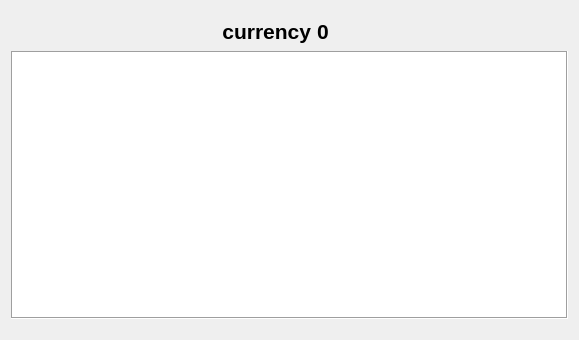
Qt form widget.ui (SnipeStudio/SnipeStudio_Budjet_manager) before a commit.
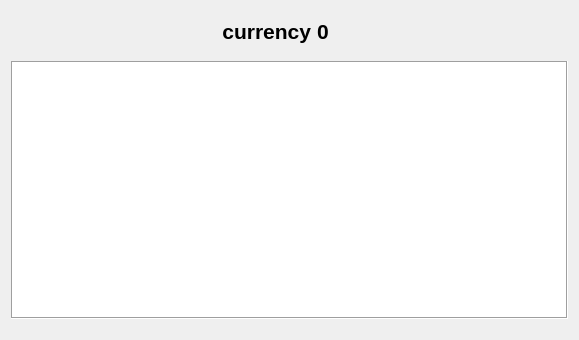
The same form after that commit. Icons and pictures are not drawn.

The edit to the form file:
```diff
--- a/widget.ui
+++ b/widget.ui
@@ -364,6 +364,22 @@
        <property name="spacing">
         <number>3</number>
        </property>
+       <item>
+        <spacer name="verticalSpacer">
+         <property name="orientation">
+          <enum>Qt::Vertical</enum>
+         </property>
+         <property name="sizeType">
+          <enum>QSizePolicy::Fixed</enum>
+         </property>
+         <property name="sizeHint" stdset="0">
+          <size>
+           <width>20</width>
+           <height>10</height>
+          </size>
+         </property>
+        </spacer>
+       </item>
        <item>
         <layout class="QHBoxLayout" name="horizontalLayout">
          <property name="spacing">
```
